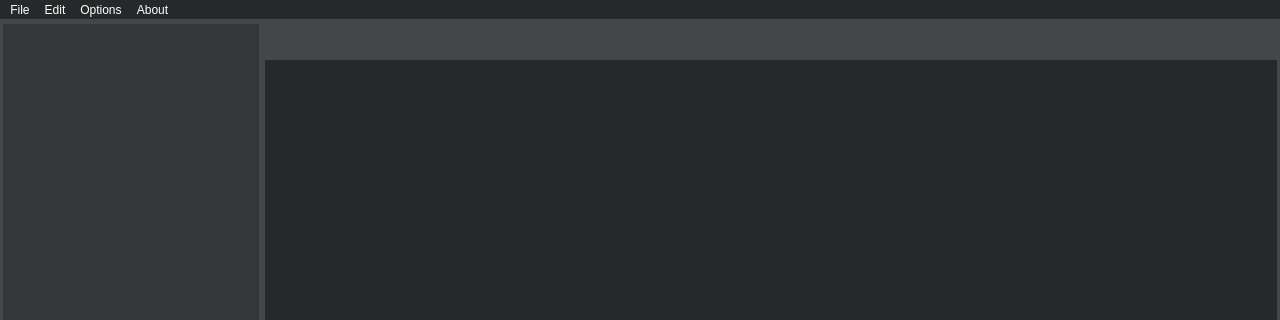
Qt form codeeditor.ui (EmreArapcicUevak/CodeLab-Notes) before a commit; both pictures show x 0 to 1280 and y 0 to 320 of the 1280 by 720 pixel window.
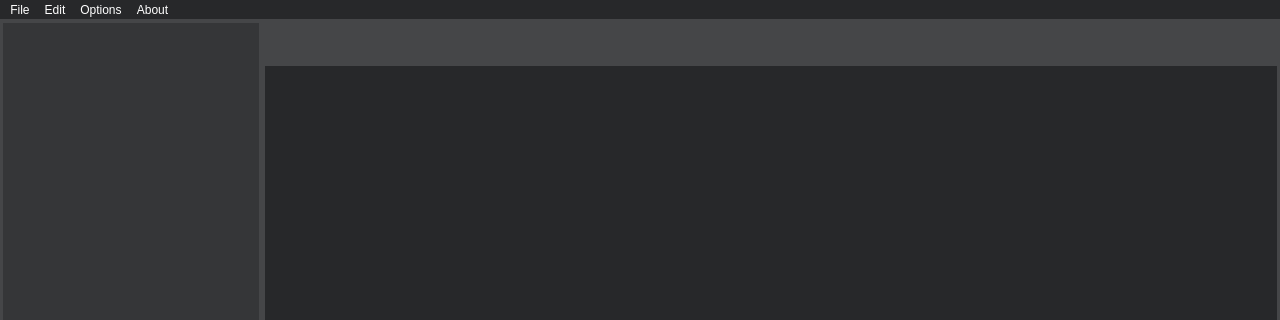
The same form after that commit. Icons and pictures are not drawn. Custom widgets are drawn as their Qt base class.

Commit message: Add movabilty to tabs in the application(buggy)

The edit to the form file:
```diff
--- a/codeeditor.ui
+++ b/codeeditor.ui
@@ -158,7 +158,7 @@
             <number>0</number>
            </property>
            <property name="topMargin">
-            <number>2</number>
+            <number>1</number>
            </property>
            <property name="rightMargin">
             <number>0</number>
@@ -294,13 +294,13 @@
           <property name="minimumSize">
            <size>
             <width>0</width>
-            <height>38</height>
+            <height>42</height>
            </size>
           </property>
           <property name="maximumSize">
            <size>
             <width>16777215</width>
-            <height>38</height>
+            <height>42</height>
            </size>
           </property>
           <property name="styleSheet">
@@ -352,7 +352,7 @@
              <x>0</x>
              <y>0</y>
              <width>16</width>
-             <height>16</height>
+             <height>42</height>
             </rect>
            </property>
            <property name="sizePolicy">
@@ -361,6 +361,18 @@
              <verstretch>0</verstretch>
             </sizepolicy>
            </property>
+           <property name="minimumSize">
+            <size>
+             <width>0</width>
+             <height>42</height>
+            </size>
+           </property>
+           <property name="maximumSize">
+            <size>
+             <width>16777215</width>
+             <height>42</height>
+            </size>
+           </property>
            <property name="focusPolicy">
             <enum>Qt::NoFocus</enum>
            </property>
@@ -388,11 +400,14 @@
               <property name="spacing">
                <number>2</number>
               </property>
+              <property name="sizeConstraint">
+               <enum>QLayout::SetDefaultConstraint</enum>
+              </property>
               <property name="leftMargin">
                <number>0</number>
               </property>
               <property name="topMargin">
-               <number>2</number>
+               <number>0</number>
               </property>
               <property name="rightMargin">
                <number>2</number>
@@ -430,11 +445,14 @@
 }</string>
           </property>
           <layout class="QHBoxLayout" name="horizontalLayout_3">
+           <property name="spacing">
+            <number>8</number>
+           </property>
            <property name="leftMargin">
             <number>0</number>
            </property>
            <property name="topMargin">
-            <number>0</number>
+            <number>2</number>
            </property>
            <property name="rightMargin">
             <number>0</number>
```
The commit also changes 3 other files.
